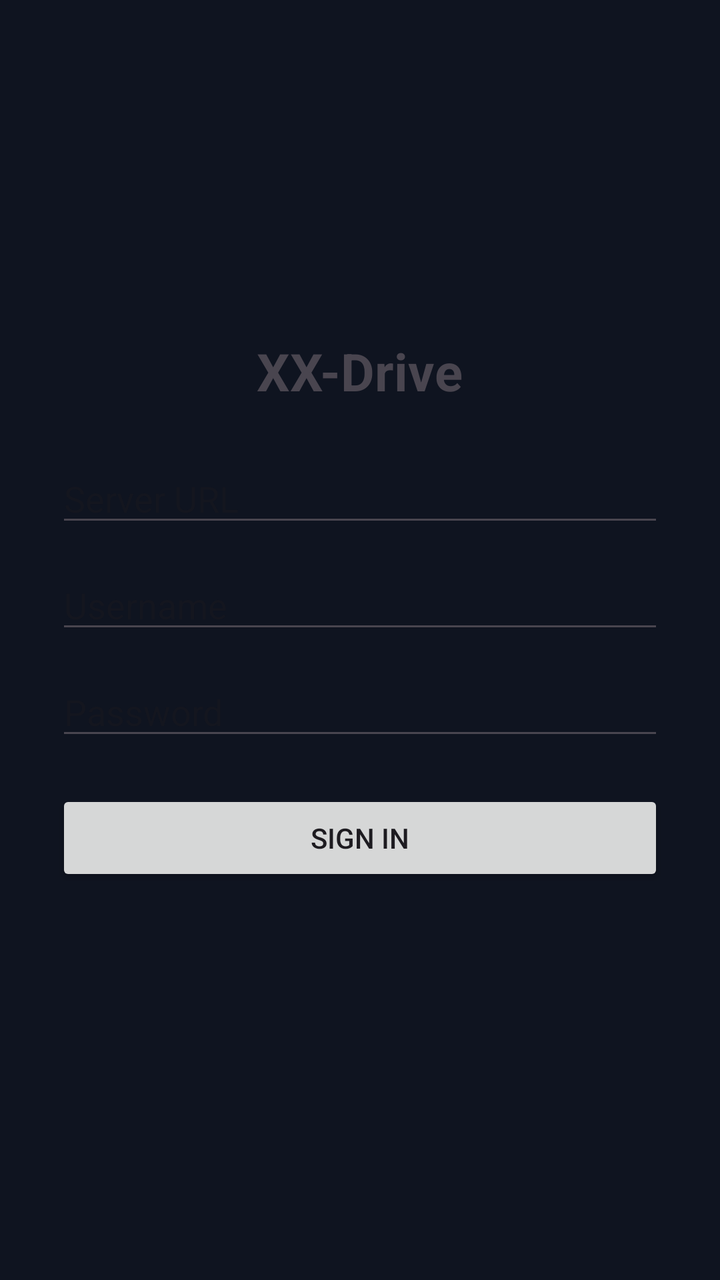
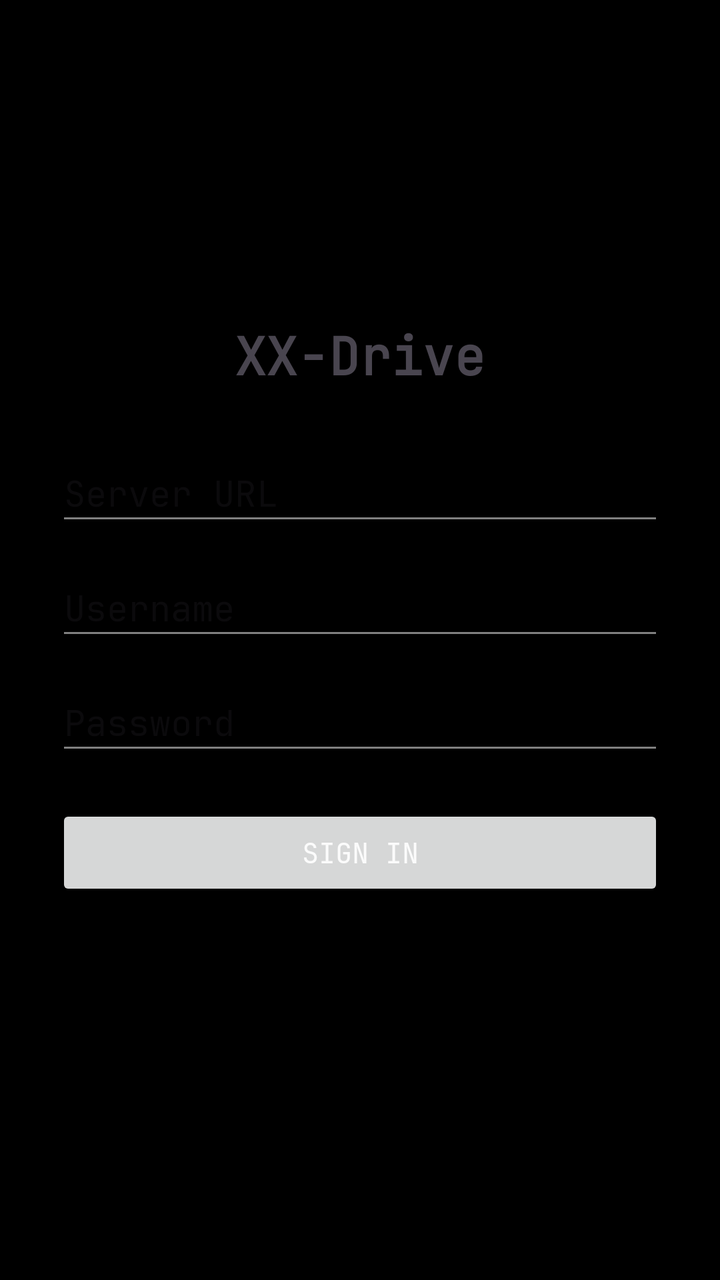

The first picture is an Android layout as it rendered before a commit; the second is the same layout after the commit. The layout source and the unified diff follow.
<!-- AndroidManifest.xml: application theme Theme.XXDrive -->
<!-- res/layout/activity_login.xml -->
<?xml version="1.0" encoding="utf-8"?>
<ScrollView xmlns:android="http://schemas.android.com/apk/res/android"
    android:layout_width="match_parent" android:layout_height="match_parent"
    android:fillViewport="true">
    <LinearLayout
        android:layout_width="match_parent" android:layout_height="wrap_content"
        android:orientation="vertical" android:gravity="center"
        android:padding="28dp">

        <TextView
            android:layout_width="wrap_content" android:layout_height="wrap_content"
            android:text="@string/app_name" android:textSize="26sp"
            android:textStyle="bold" android:paddingBottom="24dp" />

        <EditText android:id="@+id/urlInput"
            android:layout_width="match_parent" android:layout_height="wrap_content"
            android:hint="@string/server_url" android:inputType="textUri"
            android:maxLines="1" />

        <EditText android:id="@+id/userInput"
            android:layout_width="match_parent" android:layout_height="wrap_content"
            android:hint="@string/username" android:inputType="text"
            android:maxLines="1" android:layout_marginTop="12dp" />

        <EditText android:id="@+id/passInput"
            android:layout_width="match_parent" android:layout_height="wrap_content"
            android:hint="@string/password" android:inputType="textPassword"
            android:maxLines="1" android:layout_marginTop="12dp" />

        <Button android:id="@+id/loginBtn"
            android:layout_width="match_parent" android:layout_height="wrap_content"
            android:text="@string/sign_in" android:layout_marginTop="20dp" />

        <TextView android:id="@+id/errorText"
            android:layout_width="match_parent" android:layout_height="wrap_content"
            android:textColor="#E05666" android:paddingTop="10dp" />
    </LinearLayout>
</ScrollView>
<!-- resources referenced by this layout -->
<resources>
  <string name="app_name">XX-Drive</string>
  <string name="password">Password</string>
  <string name="server_url">Server URL</string>
  <string name="sign_in">Sign in</string>
  <string name="username">Username</string>
  <style name="Theme.XXDrive" parent="Theme.Material3.DayNight.NoActionBar">
          <item name="colorPrimary">#4F8EF7</item>
          <item name="android:statusBarColor">#0F1420</item>
          <item name="android:windowBackground">#0F1420</item>
      </style>
</resources>

<!-- the commit's change to res/layout/activity_login.xml (unified diff, before → after) -->
@@ -33,6 +33,6 @@
 
         <TextView android:id="@+id/errorText"
             android:layout_width="match_parent" android:layout_height="wrap_content"
-            android:textColor="#E05666" android:paddingTop="10dp" />
+            android:textColor="@color/pxx_error" android:paddingTop="10dp" />
     </LinearLayout>
 </ScrollView>
<!-- resource entries referenced after the edit -->
@@ -1,14 +1,26 @@
 <!-- resources referenced by this layout -->
 <resources>
+  <color name="pxx_error">#FF6767</color>
   <string name="app_name">XX-Drive</string>
   <string name="password">Password</string>
   <string name="server_url">Server URL</string>
   <string name="sign_in">Sign in</string>
   <string name="username">Username</string>
   <style name="Theme.XXDrive" parent="Theme.Material3.DayNight.NoActionBar">
-          <item name="colorPrimary">#4F8EF7</item>
-          <item name="android:statusBarColor">#0F1420</item>
-          <item name="android:windowBackground">#0F1420</item>
+          <item name="colorPrimary">@color/pxx_signal</item>
+          <item name="colorAccent">@color/pxx_signal</item>
+          <item name="colorOnPrimary">@color/pxx_ink</item>
+          <item name="colorError">@color/pxx_error</item>
+          <item name="android:statusBarColor">@color/pxx_ink</item>
+          <item name="android:navigationBarColor">@color/pxx_ink</item>
+          <item name="android:windowBackground">@color/pxx_ink</item>
+          <item name="android:fontFamily">@font/font_body</item>
+          <item name="android:textColorPrimary">@color/pxx_white_90</item>
+          <item name="android:textColorSecondary">@color/pxx_white_50</item>
       </style>
+  <color name="pxx_signal">#FFFFFF</color>
+  <color name="pxx_ink">#000000</color>
+  <color name="pxx_white_90">#E6FFFFFF</color>
+  <color name="pxx_white_50">#80FFFFFF</color>
 </resources>
 
